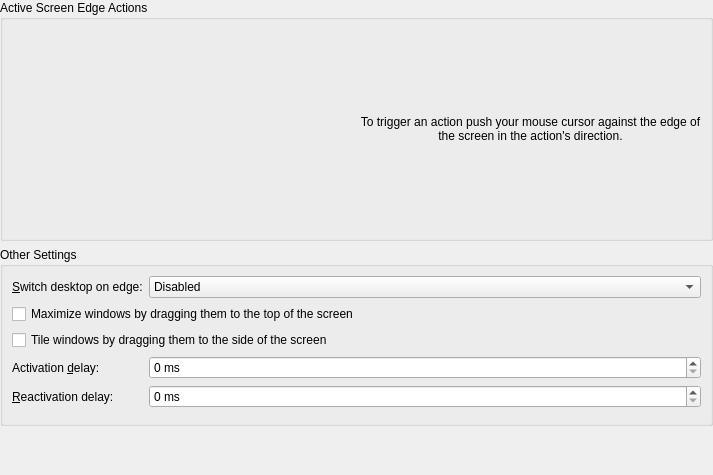
Before: the Qt Designer form kcmkwin/kwinscreenedges/main.ui in KDE/kwin, drawn with Qt 5.
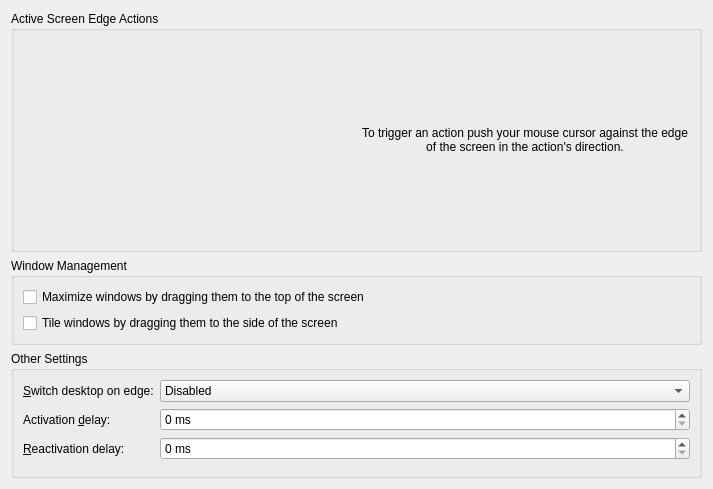
After: the same form once the commit is applied. Custom widgets are drawn as their Qt base class.

Commit message: Fix quick tiling and maximization GUI and interlocks.

The edit to the form file:
```diff
--- a/kcmkwin/kwinscreenedges/main.ui
+++ b/kcmkwin/kwinscreenedges/main.ui
@@ -10,11 +10,69 @@
     <height>475</height>
    </rect>
   </property>
-  <layout class="QGridLayout" name="gridLayout">
-   <property name="margin">
-    <number>0</number>
-   </property>
-   <item row="1" column="0" colspan="2">
+  <layout class="QVBoxLayout" name="verticalLayout">
+   <item>
+    <widget class="QGroupBox" name="groupBox_3">
+     <property name="title">
+      <string>Active Screen Edge Actions</string>
+     </property>
+     <layout class="QHBoxLayout" name="horizontalLayout">
+      <item>
+       <widget class="KWin::Monitor" name="monitor" native="true">
+        <property name="minimumSize">
+         <size>
+          <width>200</width>
+          <height>200</height>
+         </size>
+        </property>
+        <property name="focusPolicy">
+         <enum>Qt::StrongFocus</enum>
+        </property>
+       </widget>
+      </item>
+      <item>
+       <widget class="QLabel" name="label_7">
+        <property name="text">
+         <string>To trigger an action push your mouse cursor against the edge of the screen in the action's direction.</string>
+        </property>
+        <property name="alignment">
+         <set>Qt::AlignCenter</set>
+        </property>
+        <property name="wordWrap">
+         <bool>true</bool>
+        </property>
+       </widget>
+      </item>
+     </layout>
+    </widget>
+   </item>
+   <item>
+    <widget class="QGroupBox" name="groupBox">
+     <property name="title">
+      <string>Window Management</string>
+     </property>
+     <layout class="QFormLayout" name="formLayout_2">
+      <property name="fieldGrowthPolicy">
+       <enum>QFormLayout::ExpandingFieldsGrow</enum>
+      </property>
+      <item row="0" column="0" colspan="2">
+       <widget class="QCheckBox" name="quickMaximizeBox">
+        <property name="text">
+         <string>Maximize windows by dragging them to the top of the screen</string>
+        </property>
+       </widget>
+      </item>
+      <item row="1" column="0" colspan="2">
+       <widget class="QCheckBox" name="quickTileBox">
+        <property name="text">
+         <string>Tile windows by dragging them to the side of the screen</string>
+        </property>
+       </widget>
+      </item>
+     </layout>
+    </widget>
+   </item>
+   <item>
     <widget class="QGroupBox" name="groupBox_2">
      <property name="enabled">
       <bool>true</bool>
@@ -58,7 +116,7 @@
         </item>
        </widget>
       </item>
-      <item row="3" column="0">
+      <item row="2" column="0">
        <widget class="QLabel" name="label">
         <property name="toolTip">
          <string>Amount of time required for the mouse cursor to be pushed against the edge of the screen before the action is triggered</string>
@@ -71,7 +129,7 @@
         </property>
        </widget>
       </item>
-      <item row="3" column="1">
+      <item row="2" column="1">
        <widget class="KIntSpinBox" name="activationDelaySpin">
         <property name="suffix">
          <string> ms</string>
@@ -87,7 +145,7 @@
         </property>
        </widget>
       </item>
-      <item row="4" column="0">
+      <item row="3" column="0">
        <widget class="QLabel" name="label_2">
         <property name="enabled">
          <bool>true</bool>
@@ -103,7 +161,7 @@
         </property>
        </widget>
       </item>
-      <item row="4" column="1">
+      <item row="3" column="1">
        <widget class="KIntSpinBox" name="triggerCooldownSpin">
         <property name="enabled">
          <bool>true</bool>
@@ -122,7 +180,7 @@
         </property>
        </widget>
       </item>
-      <item row="5" column="0">
+      <item row="4" column="0">
        <spacer name="verticalSpacer_2">
         <property name="orientation">
          <enum>Qt::Vertical</enum>
@@ -135,24 +193,10 @@
         </property>
        </spacer>
       </item>
-      <item row="1" column="0" colspan="2">
-       <widget class="QCheckBox" name="quickMaximizeBox">
-        <property name="text">
-         <string>Maximize windows by dragging them to the top of the screen</string>
-        </property>
-       </widget>
-      </item>
-      <item row="2" column="0" colspan="2">
-       <widget class="QCheckBox" name="quickTileBox">
-        <property name="text">
-         <string>Tile windows by dragging them to the side of the screen</string>
-        </property>
-       </widget>
-      </item>
      </layout>
     </widget>
    </item>
-   <item row="2" column="0" colspan="2">
+   <item>
     <spacer name="verticalSpacer">
      <property name="orientation">
       <enum>Qt::Vertical</enum>
@@ -165,41 +209,6 @@
      </property>
     </spacer>
    </item>
-   <item row="0" column="0" colspan="2">
-    <widget class="QGroupBox" name="groupBox_3">
-     <property name="title">
-      <string>Active Screen Edge Actions</string>
-     </property>
-     <layout class="QHBoxLayout" name="horizontalLayout">
-      <item>
-       <widget class="KWin::Monitor" name="monitor" native="true">
-        <property name="minimumSize">
-         <size>
-          <width>200</width>
-          <height>200</height>
-         </size>
-        </property>
-        <property name="focusPolicy">
-         <enum>Qt::StrongFocus</enum>
-        </property>
-       </widget>
-      </item>
-      <item>
-       <widget class="QLabel" name="label_7">
-        <property name="text">
-         <string>To trigger an action push your mouse cursor against the edge of the screen in the action's direction.</string>
-        </property>
-        <property name="alignment">
-         <set>Qt::AlignCenter</set>
-        </property>
-        <property name="wordWrap">
-         <bool>true</bool>
-        </property>
-       </widget>
-      </item>
-     </layout>
-    </widget>
-   </item>
   </layout>
  </widget>
  <customwidgets>
```
The commit also changes 1 other file.
